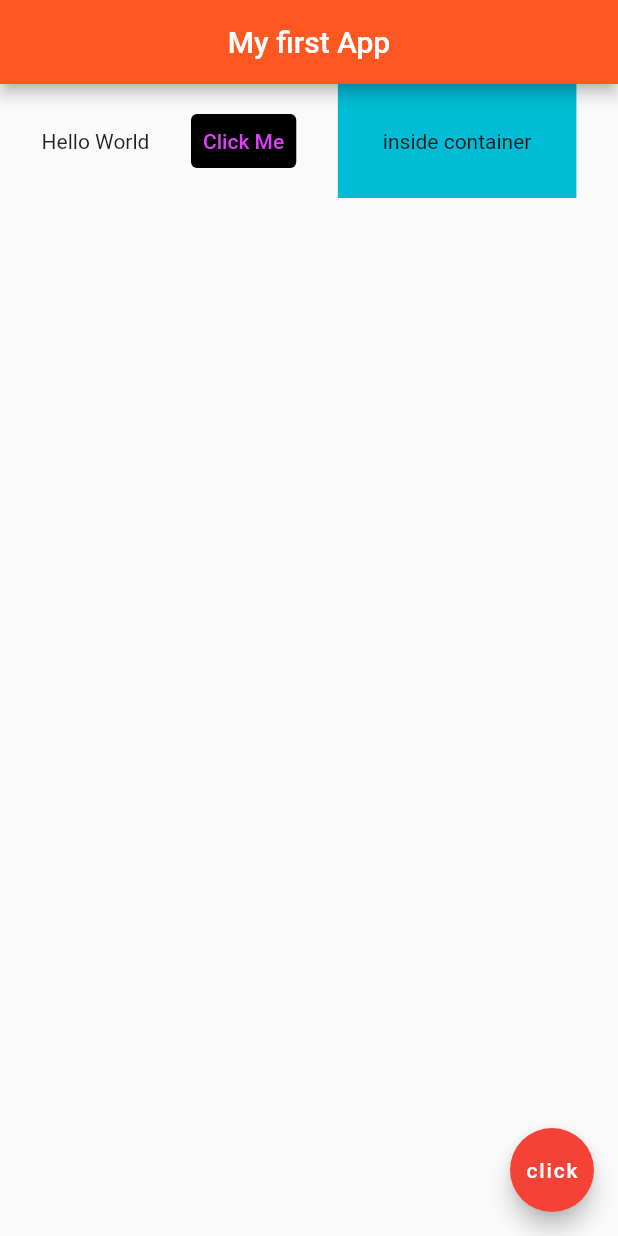
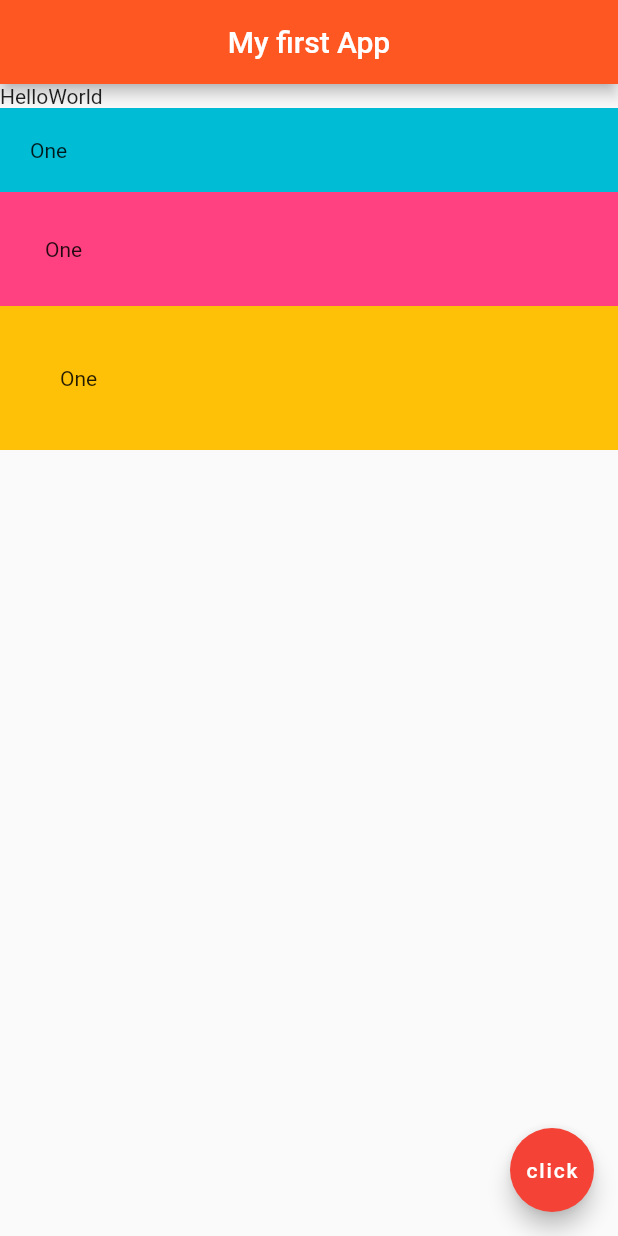
Before and after one commit to edewindt/FirstFlutterApp, a Flutter app: the screen it shows after launch, on a phone screen of 412 x 824 dp. Run offline on Flutter 3.47's test engine with Material 2 defaults, Android fonts, the phone set to English and light mode, and no system bars.

Commit message:
Added columns with rows for layout design

```diff
--- a/lib/main.dart
+++ b/lib/main.dart
@@ -17,22 +17,27 @@ class Home extends StatelessWidget {
         centerTitle: true,
         backgroundColor: Colors.deepOrange,
       ),
-      body: Row(
-        mainAxisAlignment: MainAxisAlignment.spaceEvenly,
-        crossAxisAlignment: CrossAxisAlignment.center,
+      body: Column(
+        mainAxisAlignment: MainAxisAlignment.start,
+        crossAxisAlignment: CrossAxisAlignment.stretch,
         children: <Widget>[
-          Text('Hello World'),
-          TextButton(
-            onPressed: () {},
-            style: TextButton.styleFrom(
-                foregroundColor: Colors.purpleAccent,
-                backgroundColor: Colors.black),
-            child: Text('Click Me'),
+          Row(
+            children: [Text('Hello'), Text('World')],
           ),
           Container(
+            padding: EdgeInsets.all(20.0),
             color: Colors.cyan,
+            child: Text('One'),
+          ),
+          Container(
             padding: EdgeInsets.all(30.0),
-            child: Text('inside container'),
+            color: Colors.pinkAccent,
+            child: Text('One'),
+          ),
+          Container(
+            padding: EdgeInsets.all(40.0),
+            color: Colors.amber,
+            child: Text('One'),
           ),
         ],
       ),
```
